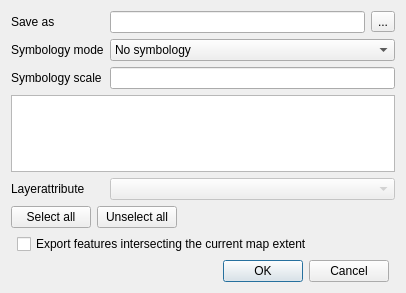
qgis/QGIS, file src/ui/qgsdxfexportdialogbase.ui: the form before one commit.
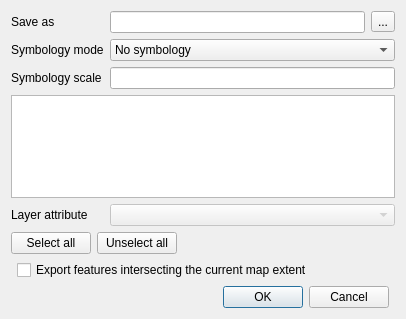
The form after the commit. Custom widgets are drawn as their Qt base class.

Commit message: fix typos in strings

What changed in the file:
```diff
--- a/src/ui/qgsdxfexportdialogbase.ui
+++ b/src/ui/qgsdxfexportdialogbase.ui
@@ -7,7 +7,7 @@
     <x>0</x>
     <y>0</y>
     <width>406</width>
-    <height>293</height>
+    <height>319</height>
    </rect>
   </property>
   <property name="windowTitle">
@@ -92,7 +92,7 @@
      <item row="4" column="0">
       <widget class="QLabel" name="label">
        <property name="text">
-        <string>Layerattribute</string>
+        <string>Layer attribute</string>
        </property>
        <property name="buddy">
         <cstring>mLayerAttributeComboBox</cstring>
```
The commit also changes 2 other files.
